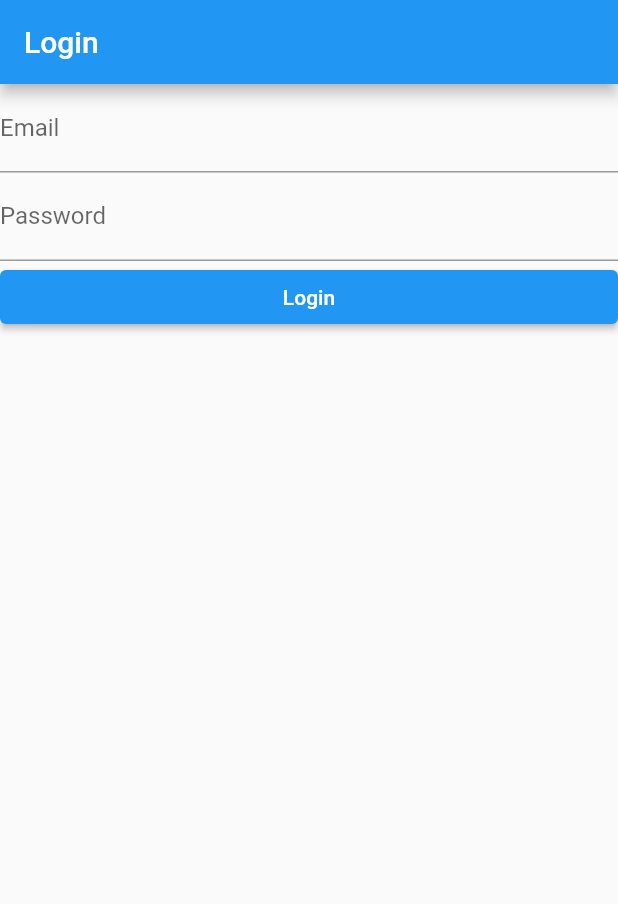
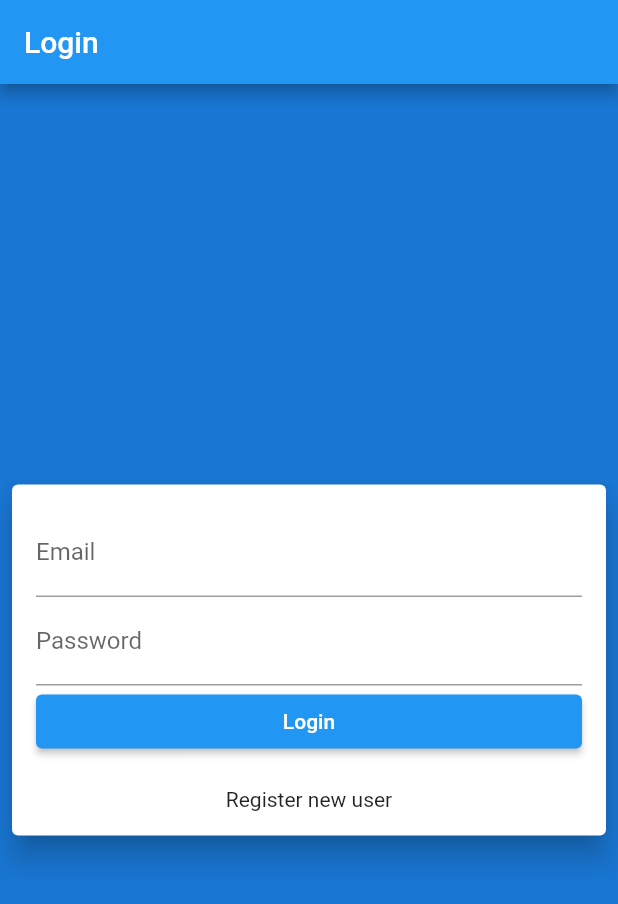
Before and after one commit to nsenja/flutter_app, a Flutter app: the screen it shows after launch, on a phone screen of 412 x 824 dp. Shown: the top 904 px of the screen. Run offline on Flutter 3.47's test engine with Material 2 defaults, Android fonts, the phone set to English and light mode, and no system bars.

Commit message:
login form

```diff
--- a/lib/main.dart
+++ b/lib/main.dart
@@ -1,4 +1,6 @@
 import 'package:flutter/material.dart';
+import 'package:flutter_app/screens/login.dart';
+import 'package:flutter_app/screens/register.dart';
 
 void main() => runApp(MyApp());
 
@@ -7,33 +9,11 @@ class MyApp extends StatelessWidget {
   Widget build(BuildContext context) {
     return MaterialApp(
       title: 'Material App',
-      home: Scaffold(
-        appBar: AppBar(
-          title: Text('Login'),
-        ),
-        body: Column(
-            children: [
-              TextField(
-                keyboardType: TextInputType.emailAddress,
-                decoration: InputDecoration(
-                  labelText: 'Email',
-                ),
-              ),
-              TextField(
-                keyboardType: TextInputType.visiblePassword,
-                decoration: InputDecoration(
-                  labelText: 'Password',
-                ),
-              ),
-              ElevatedButton(
-                onPressed: () => print('Login clicked'),
-                child: Text('Login'),
-                style: ElevatedButton.styleFrom(
-                  minimumSize: Size(double.infinity, 36),
-                ),
-              )
-            ],
-          )),
+      home: Login(),
+      routes: {
+        '/login' : (context)=> Login(),
+        '/register' : (context) => Register(),
+      },
     );
   }
 }
--- /dev/null
+++ b/lib/screens/login.dart
@@ -0,0 +1,58 @@
+import 'package:flutter/material.dart';
+
+class Login extends StatelessWidget {
+  @override
+  Widget build(BuildContext context) {
+    return Scaffold(
+        appBar: AppBar(
+          title: Text('Login'),
+        ),
+        body: Container(
+        color: Theme.of(context).primaryColorDark,
+        child: Column(
+          mainAxisAlignment: MainAxisAlignment.center,
+          children: [
+            Card(
+              elevation: 8,
+              margin: EdgeInsets.only(left: 8, right: 8),
+              child: Padding(
+                padding: const EdgeInsets.all(16.0),
+                child: Column(
+                  children: [
+                    TextField(
+                      keyboardType: TextInputType.emailAddress,
+                      decoration: InputDecoration(
+                        labelText: "Email",
+                      ),
+                    ),
+                    TextField(
+                      keyboardType: TextInputType.visiblePassword,
+                      decoration: InputDecoration(
+                        labelText: "Password",
+                      ),
+                    ),
+                    ElevatedButton(
+                      onPressed: () => print('Login clicked'),
+                      child: Text('Login'),
+                      style: ElevatedButton.styleFrom(
+                        minimumSize: Size(double.infinity, 36),
+                      ),
+                    ),
+                    InkWell(
+                        child: Padding(
+                          padding: const EdgeInsets.only(top: 20),
+                          child: Text("Register new user"),
+                        ),
+                        onTap: () {
+                          Navigator.pushNamed(context, '/register');
+                        }),
+                  ],
+                ),
+              ),
+            ),
+          ],
+        ),
+      ),
+    );
+  }
+}
```
